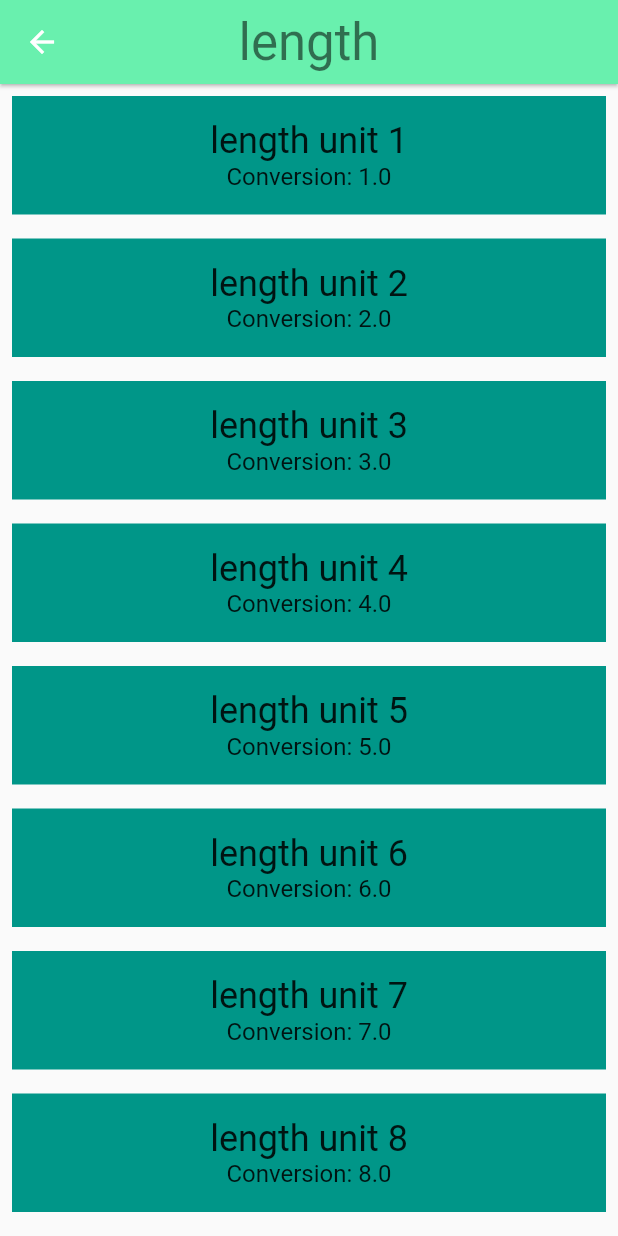
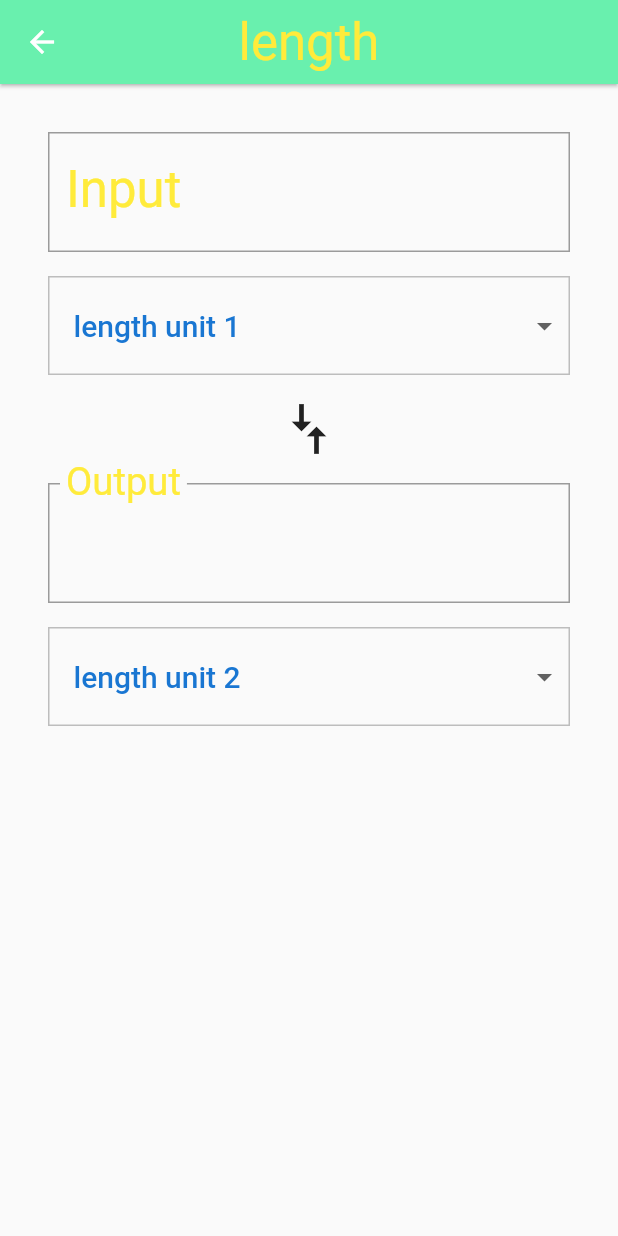
Before and after one commit to Garvit-Rana/flutter-app, a Flutter app: the screen it shows after launch, after a tap on "length", on a phone screen of 412 x 824 dp. Run offline on Flutter 3.47's test engine with Material 2 defaults, Android fonts, the phone set to English and light mode, and no system bars.

Commit message:
added the unit converter

```diff
--- a/lib/category.dart
+++ b/lib/category.dart
@@ -38,6 +38,8 @@ class Category extends StatelessWidget {
           name:name,
           units:units,
         ),
+
+resizeToAvoidBottomPadding: false,
       );
     }));
   }
--- a/lib/converter_route.dart
+++ b/lib/converter_route.dart
@@ -2,6 +2,8 @@ import 'package:flutter/material.dart';
 import 'package:meta/meta.dart';
 
 import 'unit.dart';
+
+const _padding = EdgeInsets.all(16.0);
 
 
 class ConverterRoute extends StatefulWidget {
@@ -23,45 +25,223 @@ class ConverterRoute extends StatefulWidget {
         assert(color != null),
         assert(units != null);
 
-@override
-  _ConverterRouteState createState()=>_ConverterRouteState();
+  @override
+  _ConverterRouteState createState() => _ConverterRouteState();
+}
+
+class _ConverterRouteState extends State<ConverterRoute> {
+  Unit _fromValue;
+  Unit _toValue;
+  double _inputValue;
+  String _convertedValue = '';
+  List<DropdownMenuItem> _unitMenuItems;
+  bool _showValidationError = false;
+
+  @override
+  void initState() {
+    super.initState();
+    _createDropdownMenuItems();
+    _setDefaults();
+  }
 
 
+  void _createDropdownMenuItems() {
+    var newItems = <DropdownMenuItem>[];
+    for (var unit in widget.units) {
+      newItems.add(DropdownMenuItem(
+        value: unit.name,
+        child: Container(
+          child: Text(
+            unit.name,
+            softWrap: true,
+          ),
+        ),
+      ));
+    }
+    setState(() {
+      _unitMenuItems = newItems;
+    });
   }
 
-class _ConverterRouteState extends State<ConverterRoute> {
 
+  void _setDefaults() {
+    setState(() {
+      _fromValue = widget.units[0];
+      _toValue = widget.units[1];
+    });
+  }
+
+
+  String _format(double conversion) {
+    var outputNum = conversion.toStringAsPrecision(7);
+    if (outputNum.contains('.') && outputNum.endsWith('0')) {
+      var i = outputNum.length - 1;
+      while (outputNum[i] == '0') {
+        i -= 1;
+      }
+      outputNum = outputNum.substring(0, i + 1);
+    }
+    if (outputNum.endsWith('.')) {
+      return outputNum.substring(0, outputNum.length - 1);
+    }
+    return outputNum;
+  }
+
+  void _updateConversion() {
+    setState(() {
+      _convertedValue =
+          _format(_inputValue * (_toValue.conversion / _fromValue.conversion));
+    });
+  }
+
+  void _updateInputValue(String input) {
+    setState(() {
+      if (input == null || input.isEmpty) {
+        _convertedValue = '';
+      } else {
+
+        try {
+          final inputDouble = double.parse(input);
+          _showValidationError = false;
+          _inputValue = inputDouble;
+          _updateConversion();
+        } on Exception catch (e) {
+          print('Error: $e');
+          _showValidationError = true;
+        }
+      }
+    });
+  }
+
+  Unit _getUnit(String unitName) {
+    return widget.units.firstWhere(
+          (Unit unit) {
+        return unit.name == unitName;
+      },
+      orElse: null,
+    );
+  }
+
+  void _updateFromConversion(dynamic unitName) {
+    setState(() {
+      _fromValue = _getUnit(unitName);
+    });
+    if (_inputValue != null) {
+      _updateConversion();
+    }
+  }
+
+  void _updateToConversion(dynamic unitName) {
+    setState(() {
+      _toValue = _getUnit(unitName);
+    });
+    if (_inputValue != null) {
+      _updateConversion();
+    }
+  }
+
+  Widget _createDropdown(String currentValue, ValueChanged<dynamic> onChanged) {
+    return Container(
+      margin: EdgeInsets.only(top: 16.0),
+      decoration: BoxDecoration(
+        // This sets the color of the [DropdownButton] itself
+        color: Colors.grey[50],
+        border: Border.all(
+          color: Colors.grey[400],
+          width: 1.0,
+        ),
+      ),
+      padding: EdgeInsets.symmetric(vertical: 8.0),
+      child: Theme(
+
+        data: Theme.of(context).copyWith(
+          canvasColor: Colors.grey[50],
+        ),
+        child: DropdownButtonHideUnderline(
+          child: ButtonTheme(
+            alignedDropdown: true,
+            child: DropdownButton(
+              value: currentValue,
+              items: _unitMenuItems,
+              onChanged: onChanged,
+              style: Theme.of(context).textTheme.title,
+            ),
+          ),
+        ),
+      ),
+    );
+  }
 
   @override
   Widget build(BuildContext context) {
-    final unitWidgets = widget.units.map((Unit unit) {
-      return Container(
-        color: widget.color,
-        margin: EdgeInsets.all(8.0),
-        padding: EdgeInsets.all(16.0),
-        child: Column(
-          children: <Widget>[
-            Text(
-              unit.name,
-              style: Theme
-                  .of(context)
-                  .textTheme
-                  .headline,
+    final input = Padding(
+      padding: _padding,
+      child: Column(
+        crossAxisAlignment: CrossAxisAlignment.stretch,
+        children: [
+
+          TextField(
+            style: Theme.of(context).textTheme.display1,
+            decoration: InputDecoration(
+              labelStyle: Theme.of(context).textTheme.display1,
+              errorText: _showValidationError ? 'Invalid number entered' : null,
+              labelText: 'Input',
+              border: OutlineInputBorder(
+                borderRadius: BorderRadius.circular(0.0),
+              ),
             ),
-            Text(
-              'Conversion: ${unit.conversion}',
-              style: Theme
-                  .of(context)
-                  .textTheme
-                  .subhead,
+
+            keyboardType: TextInputType.number,
+            onChanged: _updateInputValue,
+          ),
+          _createDropdown(_fromValue.name, _updateFromConversion),
+        ],
+      ),
+    );
+
+    final arrows = RotatedBox(
+      quarterTurns: 1,
+      child: Icon(
+        Icons.compare_arrows,
+        size: 40.0,
+      ),
+    );
+
+    final output = Padding(
+      padding: _padding,
+      child: Column(
+        crossAxisAlignment: CrossAxisAlignment.stretch,
+        children: [
+          InputDecorator(
+            child: Text(
+              _convertedValue,
+              style: Theme.of(context).textTheme.display1,
             ),
-          ],
-        ),
-      );
-    }).toList();
+            decoration: InputDecoration(
+              labelText: 'Output',
+              labelStyle: Theme.of(context).textTheme.display1,
+              border: OutlineInputBorder(
+                borderRadius: BorderRadius.circular(0.0),
+              ),
+            ),
+          ),
+          _createDropdown(_toValue.name, _updateToConversion),
+        ],
+      ),
+    );
 
-    return ListView(
-      children: unitWidgets,
+    final converter = Column(
+      crossAxisAlignment: CrossAxisAlignment.stretch,
+      children: [
+        input,
+        arrows,
+        output,
+      ],
+    );
+
+    return Padding(
+      padding: _padding,
+      child: converter,
     );
   }
 }
--- a/lib/main.dart
+++ b/lib/main.dart
@@ -32,6 +32,17 @@ class Homy extends StatelessWidget{
       debugShowCheckedModeBanner: true,
       title: "unit converter",
       home: Categoryroute(),
+      theme:ThemeData(
+        fontFamily: 'Raleway',
+
+        textTheme: Theme.of(context).textTheme.apply(
+        bodyColor:Colors.blue[700] ,
+        displayColor:Colors.yellow ,
+        ),
+        primaryColor: Colors.pink,
+        primarySwatch: Colors.cyan,
+      ),
+
 
     ));
   }
```
Also changed, not shown: lib/category_route.dart (+34 -9 lines).
